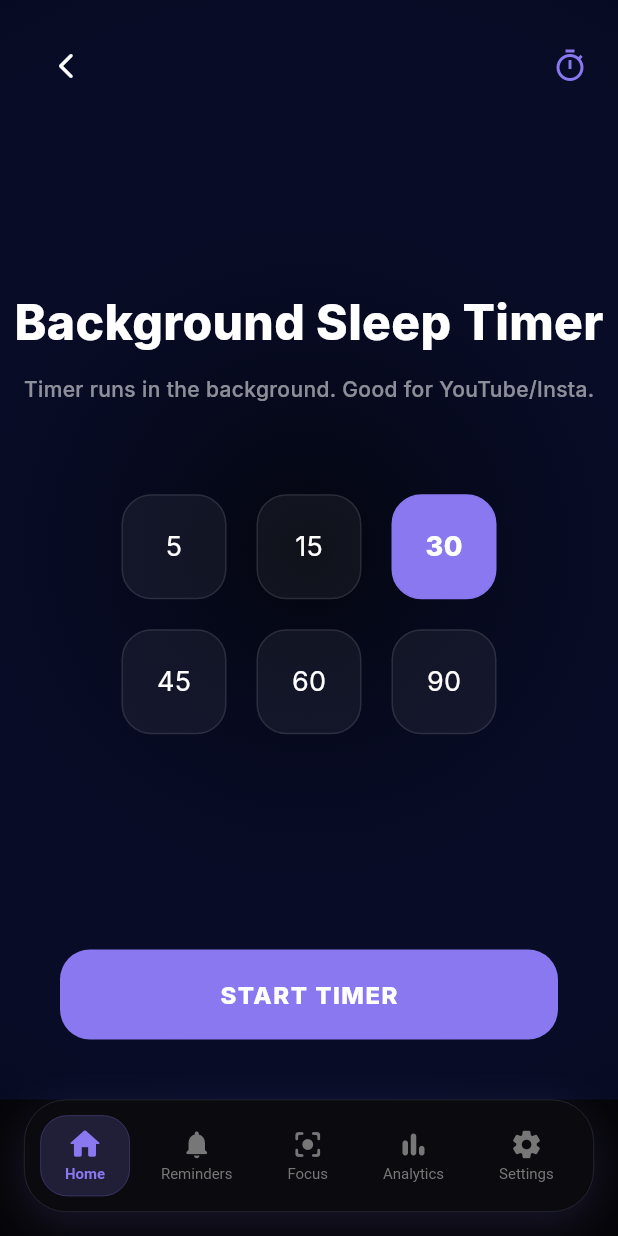
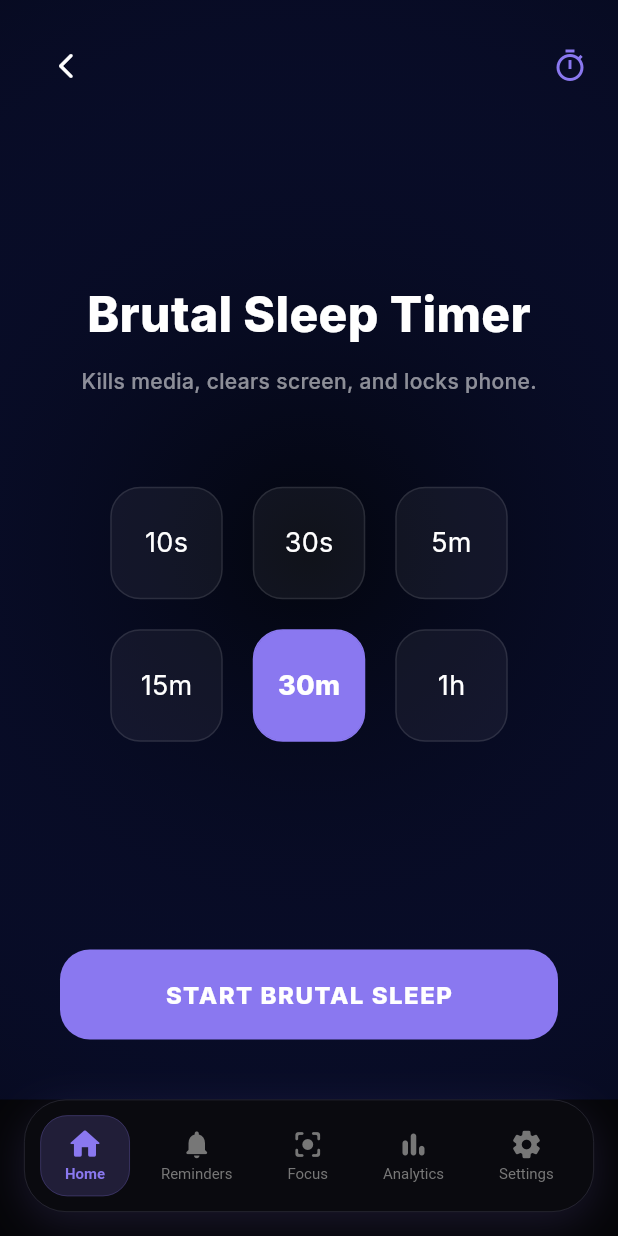
Before and after one commit to 5hu6h4m/MINDLOCK, a Flutter app: the SleepScreen screen opened by its route, on a phone screen of 412 x 824 dp. Run offline on Flutter 3.47's test engine with Material 3 defaults, Android fonts, the phone set to English and light mode, and no system bars; our stand-ins replace audioplayers, cloud_firestore, firebase_auth, firebase_core, fl_chart, flutter_local_notifications and 9 more; missing offline and left inert: flutter_overlay_window; accounts and stored records are empty.

Commit message:
feat: Implemented Brutal Sleep Mode with rapid testing and auto-lock

```diff
--- a/lib/presentation/sleep/sleep_screen.dart
+++ b/lib/presentation/sleep/sleep_screen.dart
@@ -11,13 +11,20 @@ class SleepScreen extends ConsumerStatefulWidget {
 }
 
 class _SleepScreenState extends ConsumerState<SleepScreen> with TickerProviderStateMixin {
-  int _selectedMinutes = 30;
+  int _selectedSeconds = 30 * 60;
   int _remainingSeconds = 0;
   bool _isActive = false;
   Timer? _refreshTimer;
   late AnimationController _pulseController;
 
-  final _presets = [5, 15, 30, 45, 60, 90];
+  final List<Map<String, dynamic>> _presets = [
+    {'label': '10s', 'seconds': 10},
+    {'label': '30s', 'seconds': 30},
+    {'label': '5m', 'seconds': 5 * 60},
+    {'label': '15m', 'seconds': 15 * 60},
+    {'label': '30m', 'seconds': 30 * 60},
+    {'label': '1h', 'seconds': 60 * 60},
+  ];
 
   @override
   void initState() {
@@ -69,10 +76,11 @@ class _SleepScreenState extends ConsumerState<SleepScreen> with TickerProviderSt
   }
 
   Future<void> _start() async {
-    await PlatformChannel.startSleepTimer(_selectedMinutes);
+    // Send seconds to native
+    await PlatformChannel.startSleepTimerSeconds(_selectedSeconds);
     setState(() {
       _isActive = true;
-      _remainingSeconds = _selectedMinutes * 60;
+      _remainingSeconds = _selectedSeconds;
     });
     _startRefreshTimer();
   }
@@ -94,7 +102,6 @@ class _SleepScreenState extends ConsumerState<SleepScreen> with TickerProviderSt
       backgroundColor: const Color(0xFF020408),
       body: Stack(
         children: [
-          // Ambient Pulse Background
           AnimatedBuilder(
             animation: _pulseController,
             builder: (context, child) {
@@ -132,7 +139,6 @@ class _SleepScreenState extends ConsumerState<SleepScreen> with TickerProviderSt
                 const Spacer(),
 
                 if (_isActive) ...[
-                  // Active Timer
                   Container(
                     width: 250,
                     height: 250,
@@ -166,13 +172,13 @@ class _SleepScreenState extends ConsumerState<SleepScreen> with TickerProviderSt
                   ),
                   const SizedBox(height: 40),
                   const Text(
-                    'Background timer is active.\nMedia will stop even if you close the app.',
+                    'Aggressive Sleep Timer is Active.\nScreen will lock and apps will close.',
                     textAlign: TextAlign.center,
                     style: TextStyle(color: Colors.white38, fontSize: 13, height: 1.6),
                   ),
                 ] else ...[
                   const Text(
-                    'Background Sleep Timer',
+                    'Brutal Sleep Timer',
                     style: TextStyle(
                       color: Colors.white,
                       fontSize: 32,
@@ -181,28 +187,27 @@ class _SleepScreenState extends ConsumerState<SleepScreen> with TickerProviderSt
                   ),
                   const SizedBox(height: 12),
                   const Text(
-                    'Timer runs in the background. Good for YouTube/Insta.',
+                    'Kills media, clears screen, and locks phone.',
                     style: TextStyle(color: Colors.white54, fontSize: 14),
                   ),
                   const SizedBox(height: 60),
 
-                  // Presets
                   Padding(
                     padding: const EdgeInsets.symmetric(horizontal: 40),
                     child: Wrap(
                       spacing: 20,
                       runSpacing: 20,
                       alignment: WrapAlignment.center,
-                      children: _presets.map((m) {
-                        final isSelected = m == _selectedMinutes;
+                      children: _presets.map((p) {
+                        final isSelected = p['seconds'] == _selectedSeconds;
                         return GestureDetector(
                           onTap: () => setState(() {
-                            _selectedMinutes = m;
+                            _selectedSeconds = p['seconds'] as int;
                           }),
                           child: AnimatedContainer(
                             duration: const Duration(milliseconds: 300),
-                            width: 70,
-                            height: 70,
+                            width: 75,
+                            height: 75,
                             decoration: BoxDecoration(
                               color: isSelected ? AppTheme.primaryPurple : Colors.white.withOpacity(0.05),
                               borderRadius: BorderRadius.circular(20),
@@ -212,7 +217,7 @@ class _SleepScreenState extends ConsumerState<SleepScreen> with TickerProviderSt
                             ),
                             alignment: Alignment.center,
                             child: Text(
-                              '$m',
+                              p['label'] as String,
                               style: TextStyle(
                                 color: Colors.white,
                                 fontSize: 18,
@@ -242,7 +247,7 @@ class _SleepScreenState extends ConsumerState<SleepScreen> with TickerProviderSt
                         elevation: 0,
                       ),
                       child: Text(
-                        _isActive ? 'CANCEL TIMER' : 'START TIMER',
+                        _isActive ? 'CANCEL TIMER' : 'START BRUTAL SLEEP',
                         style: const TextStyle(fontWeight: FontWeight.w800, letterSpacing: 1),
                       ),
                     ),
--- a/lib/services/platform_channel.dart
+++ b/lib/services/platform_channel.dart
@@ -219,6 +219,12 @@ class PlatformChannel {
     } catch (_) {}
   }
 
+  static Future<void> startSleepTimerSeconds(int seconds) async {
+    try {
+      await _channel.invokeMethod('startSleepTimerSeconds', {'seconds': seconds});
+    } catch (_) {}
+  }
+
   static Future<void> stopSleepTimer() async {
     try {
       await _channel.invokeMethod('stopSleepTimer');
```
Also changed, not shown: 2 other files.
